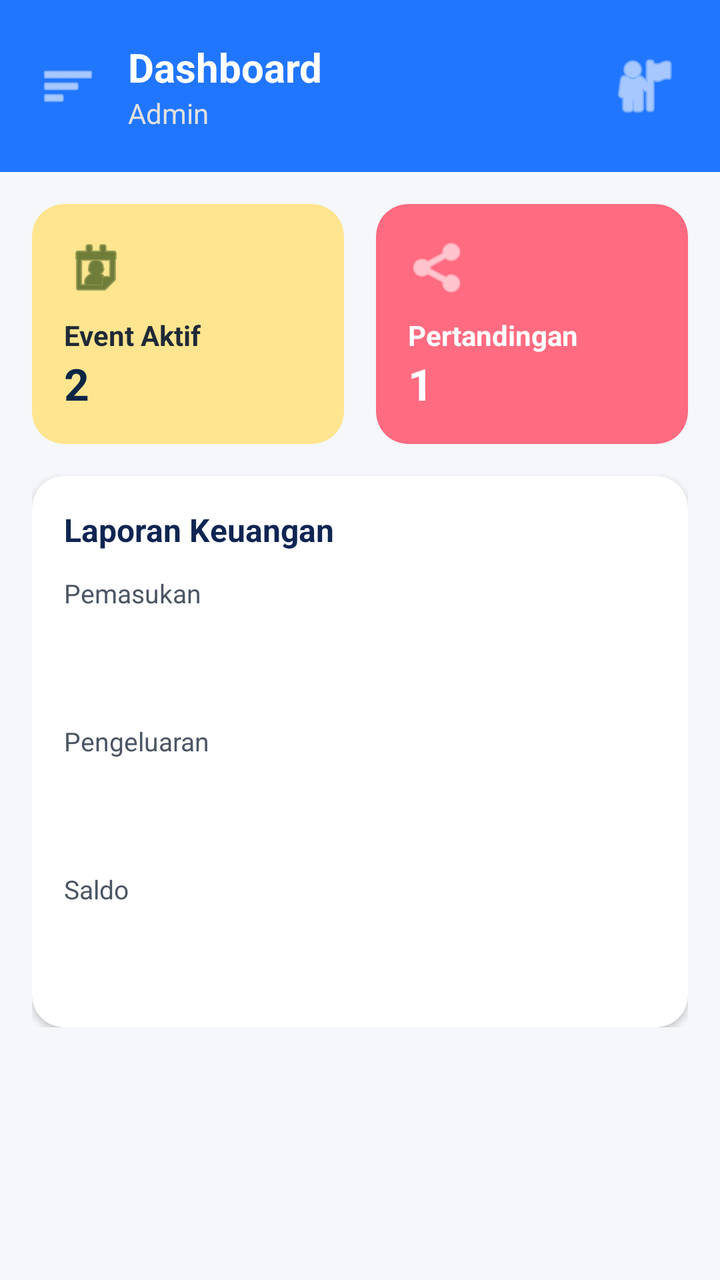
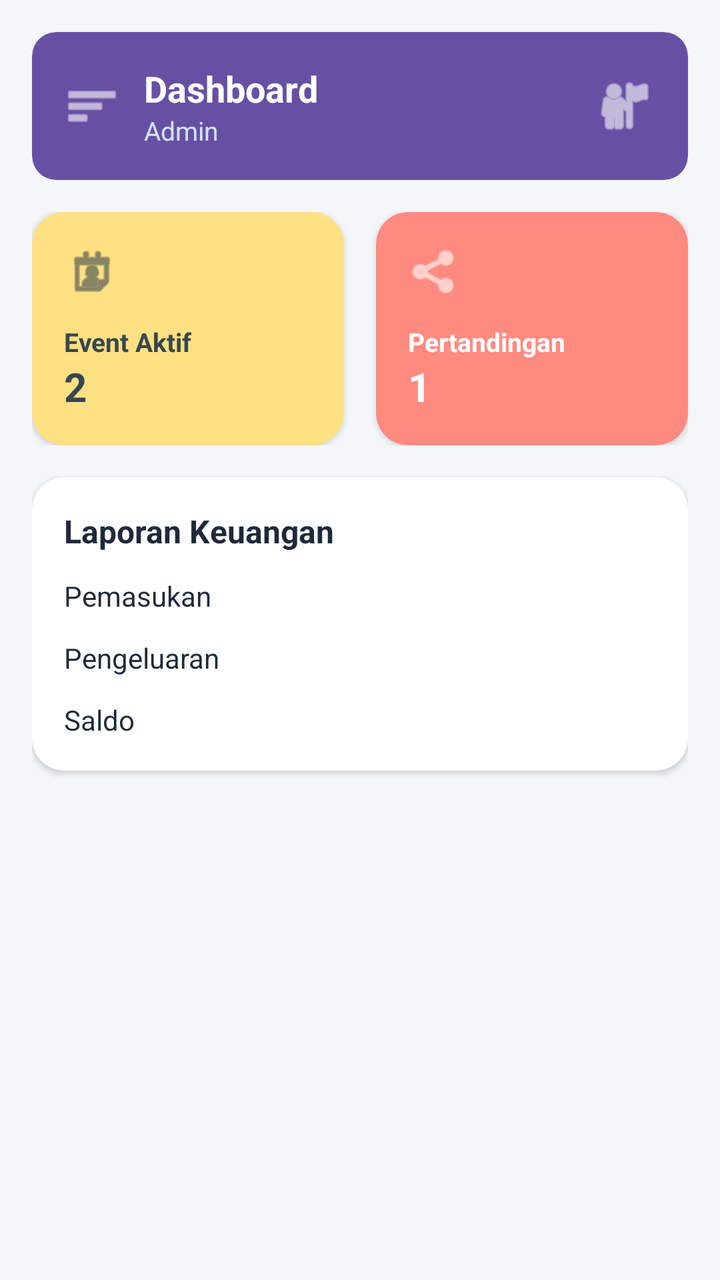

An Android layout rendered at two revisions. The XML below is the earlier revision; the diff shows what the commit changed to produce the second picture.
<!-- AndroidManifest.xml: application theme Theme.FGFLAYS -->
<!-- res/layout/fragment_home.xml -->
<?xml version="1.0" encoding="utf-8"?>
<ScrollView xmlns:android="http://schemas.android.com/apk/res/android"
    xmlns:app="http://schemas.android.com/apk/res-auto"
    android:layout_width="match_parent"
    android:layout_height="match_parent"
    android:background="#F5F7FA">

    <LinearLayout
        android:layout_width="match_parent"
        android:layout_height="wrap_content"
        android:orientation="vertical">

        
        <RelativeLayout
            android:layout_width="match_parent"
            android:layout_height="wrap_content"
            android:background="#2176FF"
            android:padding="20dp">

            <ImageView
                android:id="@+id/btnMenu"
                android:layout_width="28dp"
                android:layout_height="28dp"
                android:layout_centerVertical="true"
                android:src="@android:drawable/ic_menu_sort_by_size"
                app:tint="@android:color/white" />

            <LinearLayout
                android:layout_width="wrap_content"
                android:layout_height="wrap_content"
                android:layout_centerVertical="true"
                android:layout_marginStart="16dp"
                android:layout_toEndOf="@id/btnMenu"
                android:orientation="vertical">

                <TextView
                    android:layout_width="wrap_content"
                    android:layout_height="wrap_content"
                    android:text="Dashboard"
                    android:textColor="@android:color/white"
                    android:textSize="20sp"
                    android:textStyle="bold" />

                <TextView
                    android:layout_width="wrap_content"
                    android:layout_height="wrap_content"
                    android:text="Admin"
                    android:textColor="#E0E0E0"
                    android:textSize="14sp" />
            </LinearLayout>

            <ImageView
                android:layout_width="36dp"
                android:layout_height="36dp"
                android:layout_alignParentEnd="true"
                android:layout_centerVertical="true"
                android:src="@android:drawable/ic_menu_myplaces"
                app:tint="@android:color/white" />
        </RelativeLayout>

        
        <LinearLayout
            android:layout_width="match_parent"
            android:layout_height="wrap_content"
            android:orientation="vertical"
            android:padding="16dp">

            
            <LinearLayout
                android:layout_width="match_parent"
                android:layout_height="wrap_content"
                android:orientation="horizontal"
                android:weightSum="2">

                
                <androidx.cardview.widget.CardView
                    android:layout_width="0dp"
                    android:layout_height="120dp"
                    android:layout_marginEnd="8dp"
                    android:layout_weight="1"
                    app:cardBackgroundColor="#FFE58F"
                    app:cardCornerRadius="16dp"
                    app:cardElevation="0dp">

                    <LinearLayout
                        android:layout_width="match_parent"
                        android:layout_height="match_parent"
                        android:gravity="center_vertical"
                        android:orientation="vertical"
                        android:padding="16dp">

                        <ImageView
                            android:layout_width="32dp"
                            android:layout_height="32dp"
                            android:src="@android:drawable/ic_menu_my_calendar"
                            app:tint="#0F3800" />

                        <TextView
                            android:layout_width="wrap_content"
                            android:layout_height="wrap_content"
                            android:layout_marginTop="8dp"
                            android:text="Event Aktif"
                            android:textColor="#1F2937"
                            android:textSize="14sp"
                            android:textStyle="bold" />

                        <TextView
                            android:layout_width="wrap_content"
                            android:layout_height="wrap_content"
                            android:text="2"
                            android:textColor="#0B2545"
                            android:textSize="22sp"
                            android:textStyle="bold" />
                    </LinearLayout>
                </androidx.cardview.widget.CardView>

                
                <androidx.cardview.widget.CardView
                    android:layout_width="0dp"
                    android:layout_height="120dp"
                    android:layout_marginStart="8dp"
                    android:layout_weight="1"
                    app:cardBackgroundColor="#FF6B81"
                    app:cardCornerRadius="16dp"
                    app:cardElevation="0dp">

                    <LinearLayout
                        android:layout_width="match_parent"
                        android:layout_height="match_parent"
                        android:gravity="center_vertical"
                        android:orientation="vertical"
                        android:padding="16dp">

                        <ImageView
                            android:layout_width="32dp"
                            android:layout_height="32dp"
                            android:src="@android:drawable/ic_menu_share"
                            app:tint="@android:color/white" />

                        <TextView
                            android:layout_width="wrap_content"
                            android:layout_height="wrap_content"
                            android:layout_marginTop="8dp"
                            android:text="Pertandingan"
                            android:textColor="@android:color/white"
                            android:textSize="14sp"
                            android:textStyle="bold" />

                        <TextView
                            android:layout_width="wrap_content"
                            android:layout_height="wrap_content"
                            android:text="1"
                            android:textColor="@android:color/white"
                            android:textSize="22sp"
                            android:textStyle="bold" />
                    </LinearLayout>
                </androidx.cardview.widget.CardView>
            </LinearLayout>

            
            <androidx.cardview.widget.CardView
                android:layout_width="match_parent"
                android:layout_height="wrap_content"
                android:layout_marginTop="16dp"
                app:cardBackgroundColor="@android:color/white"
                app:cardCornerRadius="16dp"
                app:cardElevation="2dp">

                <LinearLayout
                    android:layout_width="match_parent"
                    android:layout_height="wrap_content"
                    android:orientation="vertical"
                    android:padding="16dp">

                    <TextView
                        android:layout_width="wrap_content"
                        android:layout_height="wrap_content"
                        android:text="Laporan Keuangan"
                        android:textColor="#0F2552"
                        android:textSize="16sp"
                        android:textStyle="bold" />

                    
                    <TextView
                        android:layout_width="wrap_content"
                        android:layout_height="wrap_content"
                        android:layout_marginTop="12dp"
                        android:text="Pemasukan"
                        android:textColor="#4B5563"
                        android:textSize="13sp" />

                    <TextView
                        android:layout_width="match_parent"
                        android:layout_height="wrap_content"
                        android:layout_marginTop="4dp"
                        android:paddingHorizontal="16dp"
                        android:paddingVertical="10dp"
                        android:text="Rp. 1.200.000"
                        android:textColor="@android:color/white"
                        android:textSize="15sp"
                        android:textStyle="bold" />

                    
                    <TextView
                        android:layout_width="wrap_content"
                        android:layout_height="wrap_content"
                        android:layout_marginTop="12dp"
                        android:text="Pengeluaran"
                        android:textColor="#4B5563"
                        android:textSize="13sp" />

                    <TextView
                        android:layout_width="match_parent"
                        android:layout_height="wrap_content"
                        android:layout_marginTop="4dp"
                        android:paddingHorizontal="16dp"
                        android:paddingVertical="10dp"
                        android:text="Rp. 800.000"
                        android:textColor="@android:color/white"
                        android:textSize="15sp"
                        android:textStyle="bold" />

                    
                    <TextView
                        android:layout_width="wrap_content"
                        android:layout_height="wrap_content"
                        android:layout_marginTop="12dp"
                        android:text="Saldo"
                        android:textColor="#4B5563"
                        android:textSize="13sp" />

                    <TextView
                        android:layout_width="match_parent"
                        android:layout_height="wrap_content"
                        android:layout_marginTop="4dp"
                        android:paddingHorizontal="16dp"
                        android:paddingVertical="10dp"
                        android:text="Rp. 200.000"
                        android:textColor="@android:color/white"
                        android:textSize="15sp"
                        android:textStyle="bold" />

                </LinearLayout>
            </androidx.cardview.widget.CardView>

        </LinearLayout>
    </LinearLayout>
</ScrollView>
<!-- resources referenced by this layout -->
<resources>
  <style name="Theme.FGFLAYS" parent="Base.Theme.FGFLAYS" />
  <style name="Base.Theme.FGFLAYS" parent="Theme.Material3.DayNight.NoActionBar">
          
          
      </style>
</resources>

<!-- the commit's change to res/layout/fragment_home.xml (unified diff, before → after) -->
@@ -3,246 +3,208 @@
     xmlns:app="http://schemas.android.com/apk/res-auto"
     android:layout_width="match_parent"
     android:layout_height="match_parent"
-    android:background="#F5F7FA">
+    android:background="@color/bg_main"
+    android:fillViewport="true">
 
     <LinearLayout
         android:layout_width="match_parent"
         android:layout_height="wrap_content"
-        android:orientation="vertical">
+        android:orientation="vertical"
+        android:padding="16dp">
 
         
-        <RelativeLayout
+        <androidx.cardview.widget.CardView
             android:layout_width="match_parent"
             android:layout_height="wrap_content"
-            android:background="#2176FF"
-            android:padding="20dp">
-
-            <ImageView
-                android:id="@+id/btnMenu"
-                android:layout_width="28dp"
-                android:layout_height="28dp"
-                android:layout_centerVertical="true"
-                android:src="@android:drawable/ic_menu_sort_by_size"
-                app:tint="@android:color/white" />
-
-            <LinearLayout
-                android:layout_width="wrap_content"
-                android:layout_height="wrap_content"
-                android:layout_centerVertical="true"
-                android:layout_marginStart="16dp"
-                android:layout_toEndOf="@id/btnMenu"
-                android:orientation="vertical">
-
-                <TextView
-                    android:layout_width="wrap_content"
-                    android:layout_height="wrap_content"
-                    android:text="Dashboard"
-                    android:textColor="@android:color/white"
-                    android:textSize="20sp"
-                    android:textStyle="bold" />
-
-                <TextView
-                    android:layout_width="wrap_content"
-                    android:layout_height="wrap_content"
-                    android:text="Admin"
-                    android:textColor="#E0E0E0"
-                    android:textSize="14sp" />
-            </LinearLayout>
-
-            <ImageView
-                android:layout_width="36dp"
-                android:layout_height="36dp"
-                android:layout_alignParentEnd="true"
-                android:layout_centerVertical="true"
-                android:src="@android:drawable/ic_menu_myplaces"
-                app:tint="@android:color/white" />
-        </RelativeLayout>
+            app:cardBackgroundColor="?attr/colorPrimary"
+            app:cardCornerRadius="12dp"
+            app:cardElevation="0dp">
+
+            <RelativeLayout
+                android:layout_width="match_parent"
+                android:layout_height="wrap_content"
+                android:padding="16dp">
+
+                <ImageView
+                    android:id="@+id/iconMenu"
+                    android:layout_width="28dp"
+                    android:layout_height="28dp"
+                    android:layout_centerVertical="true"
+                    android:src="@android:drawable/ic_menu_sort_by_size"
+                    app:tint="@android:color/white" />
+
+                <LinearLayout
+                    android:layout_width="wrap_content"
+                    android:layout_height="wrap_content"
+                    android:layout_centerVertical="true"
+                    android:layout_marginStart="12dp"
+                    android:layout_toEndOf="@id/iconMenu"
+                    android:orientation="vertical">
+
+                    <TextView
+                        android:layout_width="wrap_content"
+                        android:layout_height="wrap_content"
+                        android:text="Dashboard"
+                        android:textColor="@android:color/white"
+                        android:textSize="18sp"
+                        android:textStyle="bold" />
+
+                    <TextView
+                        android:layout_width="wrap_content"
+                        android:layout_height="wrap_content"
+                        android:text="Admin"
+                        android:textColor="#D1E3FF"
+                        android:textSize="13sp" />
+                </LinearLayout>
+
+                <ImageView
+                    android:layout_width="32dp"
+                    android:layout_height="32dp"
+                    android:layout_alignParentEnd="true"
+                    android:layout_centerVertical="true"
+                    android:src="@android:drawable/ic_menu_myplaces"
+                    app:tint="@android:color/white" />
+            </RelativeLayout>
+        </androidx.cardview.widget.CardView>
 
         
         <LinearLayout
             android:layout_width="match_parent"
             android:layout_height="wrap_content"
-            android:orientation="vertical"
-            android:padding="16dp">
+            android:layout_marginTop="16dp"
+            android:orientation="horizontal">
 
             
+            <androidx.cardview.widget.CardView
+                android:layout_width="0dp"
+                android:layout_height="wrap_content"
+                android:layout_marginEnd="8dp"
+                android:layout_weight="1"
+                app:cardBackgroundColor="#FFE082"
+                app:cardCornerRadius="16dp"
+                app:cardElevation="2dp">
+
+                <LinearLayout
+                    android:layout_width="match_parent"
+                    android:layout_height="wrap_content"
+                    android:orientation="vertical"
+                    android:padding="16dp">
+
+                    <ImageView
+                        android:layout_width="28dp"
+                        android:layout_height="28dp"
+                        android:src="@android:drawable/ic_menu_my_calendar"
+                        app:tint="#37474F" />
+
+                    <TextView
+                        android:layout_width="wrap_content"
+                        android:layout_height="wrap_content"
+                        android:layout_marginTop="12dp"
+                        android:text="Event Aktif"
+                        android:textColor="#37474F"
+                        android:textSize="13sp"
+                        android:textStyle="bold" />
+
+                    <TextView
+                        android:layout_width="wrap_content"
+                        android:layout_height="wrap_content"
+                        android:text="2"
+                        android:textColor="#37474F"
+                        android:textSize="20sp"
+                        android:textStyle="bold" />
+                </LinearLayout>
+            </androidx.cardview.widget.CardView>
+
+            
+            <androidx.cardview.widget.CardView
+                android:layout_width="0dp"
+                android:layout_height="wrap_content"
+                android:layout_marginStart="8dp"
+                android:layout_weight="1"
+                app:cardBackgroundColor="#FF8A80"
+                app:cardCornerRadius="16dp"
+                app:cardElevation="2dp">
+
+                <LinearLayout
+                    android:layout_width="match_parent"
+                    android:layout_height="wrap_content"
+                    android:orientation="vertical"
+                    android:padding="16dp">
+
+                    <ImageView
+                        android:layout_width="28dp"
+                        android:layout_height="28dp"
+                        android:src="@android:drawable/ic_menu_share"
+                        app:tint="#FFFFFF" />
+
+                    <TextView
+                        android:layout_width="wrap_content"
+                        android:layout_height="wrap_content"
+                        android:layout_marginTop="12dp"
+                        android:text="Pertandingan"
+                        android:textColor="#FFFFFF"
+                        android:textSize="13sp"
+                        android:textStyle="bold" />
+
+                    <TextView
+                        android:layout_width="wrap_content"
+                        android:layout_height="wrap_content"
+                        android:text="1"
+                        android:textColor="#FFFFFF"
+                        android:textSize="20sp"
+                        android:textStyle="bold" />
+                </LinearLayout>
+            </androidx.cardview.widget.CardView>
+        </LinearLayout>
+
+        
+        <androidx.cardview.widget.CardView
+            android:layout_width="match_parent"
+            android:layout_height="wrap_content"
+            android:layout_marginTop="16dp"
+            app:cardBackgroundColor="@color/bg_card"
+            app:cardCornerRadius="16dp"
+            app:cardElevation="2dp">
+
             <LinearLayout
                 android:layout_width="match_parent"
                 android:layout_height="wrap_content"
-                android:orientation="horizontal"
-                android:weightSum="2">
-
-                
-                <androidx.cardview.widget.CardView
-                    android:layout_width="0dp"
-                    android:layout_height="120dp"
-                    android:layout_marginEnd="8dp"
-                    android:layout_weight="1"
-                    app:cardBackgroundColor="#FFE58F"
-                    app:cardCornerRadius="16dp"
-                    app:cardElevation="0dp">
-
-                    <LinearLayout
-                        android:layout_width="match_parent"
-                        android:layout_height="match_parent"
-                        android:gravity="center_vertical"
-                        android:orientation="vertical"
-                        android:padding="16dp">
-
-                        <ImageView
-                            android:layout_width="32dp"
-                            android:layout_height="32dp"
-                            android:src="@android:drawable/ic_menu_my_calendar"
-                            app:tint="#0F3800" />
-
-                        <TextView
-                            android:layout_width="wrap_content"
-                            android:layout_height="wrap_content"
-                            android:layout_marginTop="8dp"
-                            android:text="Event Aktif"
-                            android:textColor="#1F2937"
-                            android:textSize="14sp"
-                            android:textStyle="bold" />
-
-                        <TextView
-                            android:layout_width="wrap_content"
-                            android:layout_height="wrap_content"
-                            android:text="2"
-                            android:textColor="#0B2545"
-                            android:textSize="22sp"
-                            android:textStyle="bold" />
-                    </LinearLayout>
-                </androidx.cardview.widget.CardView>
-
-                
-                <androidx.cardview.widget.CardView
-                    android:layout_width="0dp"
-                    android:layout_height="120dp"
-                    android:layout_marginStart="8dp"
-                    android:layout_weight="1"
-                    app:cardBackgroundColor="#FF6B81"
-                    app:cardCornerRadius="16dp"
-                    app:cardElevation="0dp">
-
-                    <LinearLayout
-                        android:layout_width="match_parent"
-                        android:layout_height="match_parent"
-                        android:gravity="center_vertical"
-                        android:orientation="vertical"
-                        android:padding="16dp">
-
-                        <ImageView
-                            android:layout_width="32dp"
-                            android:layout_height="32dp"
-                            android:src="@android:drawable/ic_menu_share"
-                            app:tint="@android:color/white" />
-
-                        <TextView
-                            android:layout_width="wrap_content"
-                            android:layout_height="wrap_content"
-                            android:layout_marginTop="8dp"
-                            android:text="Pertandingan"
-                            android:textColor="@android:color/white"
-                            android:textSize="14sp"
-                            android:textStyle="bold" />
-
-                        <TextView
-                            android:layout_width="wrap_content"
-                            android:layout_height="wrap_content"
-                            android:text="1"
-                            android:textColor="@android:color/white"
-                            android:textSize="22sp"
-                            android:textStyle="bold" />
-                    </LinearLayout>
-                </androidx.cardview.widget.CardView>
+                android:orientation="vertical"
+                android:padding="16dp">
+
+                <TextView
+                    android:layout_width="wrap_content"
+                    android:layout_height="wrap_content"
+                    android:text="Laporan Keuangan"
+                    android:textColor="@color/text_main"
+                    android:textSize="16sp"
+                    android:textStyle="bold" />
+
+                <TextView
+                    android:layout_width="wrap_content"
+                    android:layout_height="wrap_content"
+                    android:layout_marginTop="12dp"
+                    android:text="Pemasukan"
+                    android:textColor="@color/text_main"
+                    android:textSize="14sp" />
+
+                <TextView
+                    android:layout_width="wrap_content"
+                    android:layout_height="wrap_content"
+                    android:layout_marginTop="12dp"
+                    android:text="Pengeluaran"
+                    android:textColor="@color/text_main"
+                    android:textSize="14sp" />
+
+                <TextView
+                    android:layout_width="wrap_content"
+                    android:layout_height="wrap_content"
+                    android:layout_marginTop="12dp"
+                    android:text="Saldo"
+                    android:textColor="@color/text_main"
+                    android:textSize="14sp" />
             </LinearLayout>
-
-            
-            <androidx.cardview.widget.CardView
-                android:layout_width="match_parent"
-                android:layout_height="wrap_content"
-                android:layout_marginTop="16dp"
-                app:cardBackgroundColor="@android:color/white"
-                app:cardCornerRadius="16dp"
-                app:cardElevation="2dp">
-
-                <LinearLayout
-                    android:layout_width="match_parent"
-                    android:layout_height="wrap_content"
-                    android:orientation="vertical"
-                    android:padding="16dp">
-
-                    <TextView
-                        android:layout_width="wrap_content"
-                        android:layout_height="wrap_content"
-                        android:text="Laporan Keuangan"
-                        android:textColor="#0F2552"
-                        android:textSize="16sp"
-                        android:textStyle="bold" />
-
-                    
-                    <TextView
-                        android:layout_width="wrap_content"
-                        android:layout_height="wrap_content"
-                        android:layout_marginTop="12dp"
-                        android:text="Pemasukan"
-                        android:textColor="#4B5563"
-                        android:textSize="13sp" />
-
-                    <TextView
-                        android:layout_width="match_parent"
-                        android:layout_height="wrap_content"
-                        android:layout_marginTop="4dp"
-                        android:paddingHorizontal="16dp"
-                        android:paddingVertical="10dp"
-                        android:text="Rp. 1.200.000"
-                        android:textColor="@android:color/white"
-                        android:textSize="15sp"
-                        android:textStyle="bold" />
-
-                    
-                    <TextView
-                        android:layout_width="wrap_content"
-                        android:layout_height="wrap_content"
-                        android:layout_marginTop="12dp"
-                        android:text="Pengeluaran"
-                        android:textColor="#4B5563"
-                        android:textSize="13sp" />
-
-                    <TextView
-                        android:layout_width="match_parent"
-                        android:layout_height="wrap_content"
-                        android:layout_marginTop="4dp"
-                        android:paddingHorizontal="16dp"
-                        android:paddingVertical="10dp"
-                        android:text="Rp. 800.000"
-                        android:textColor="@android:color/white"
-                        android:textSize="15sp"
-                        android:textStyle="bold" />
-
-                    
-                    <TextView
-                        android:layout_width="wrap_content"
-                        android:layout_height="wrap_content"
-                        android:layout_marginTop="12dp"
-                        android:text="Saldo"
-                        android:textColor="#4B5563"
-                        android:textSize="13sp" />
-
-                    <TextView
-                        android:layout_width="match_parent"
-                        android:layout_height="wrap_content"
-                        android:layout_marginTop="4dp"
-                        android:paddingHorizontal="16dp"
-                        android:paddingVertical="10dp"
-                        android:text="Rp. 200.000"
-                        android:textColor="@android:color/white"
-                        android:textSize="15sp"
-                        android:textStyle="bold" />
-
-                </LinearLayout>
-            </androidx.cardview.widget.CardView>
-
-        </LinearLayout>
+        </androidx.cardview.widget.CardView>
+
     </LinearLayout>
 </ScrollView>
<!-- resource entries referenced after the edit -->
@@ -1,8 +1,9 @@
 <!-- resources referenced by this layout -->
 <resources>
-  <style name="Theme.FGFLAYS" parent="Base.Theme.FGFLAYS" />
-  <style name="Base.Theme.FGFLAYS" parent="Theme.Material3.DayNight.NoActionBar">
-          
+  <color name="bg_card">#FFFFFF</color>
+  <color name="bg_main">#F4F6F9</color>
+  <color name="text_main">#1E293B</color>
+  <style name="Theme.FGFLAYS" parent="Theme.Material3.DayNight.NoActionBar">
           
       </style>
 </resources>
